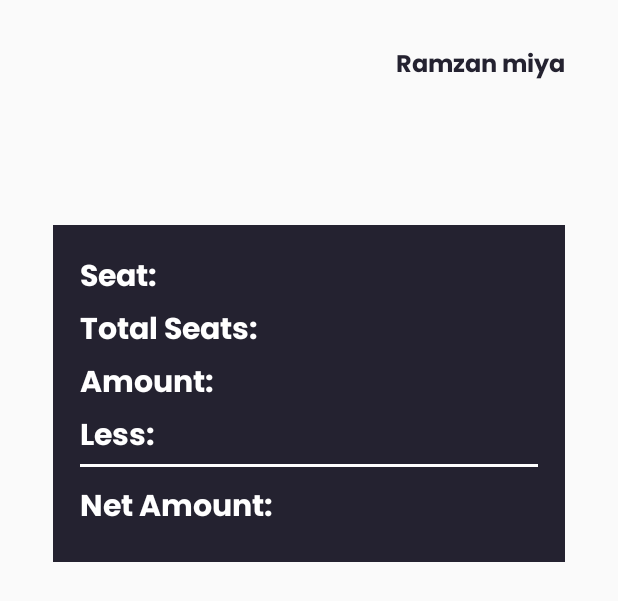
After one commit to Rusian007/Bus_App, an Android app: the layout activity_booking_seat.xml on its own in the app's theme, with its tools: preview values and no code run, on a phone screen of 412 x 824 dp. The commit adds this screen. Shown: the top 601 px of the screen. Run offline under Robolectric (Android 15) with nearby library versions, the phone set to English and light mode, and no system bars.

Commit message:
New page added

```diff
--- a/app/src/main/AndroidManifest.xml
+++ b/app/src/main/AndroidManifest.xml
@@ -13,11 +13,18 @@
         android:supportsRtl="true"
         android:theme="@style/Theme.BusApp"
         tools:targetApi="31">
-        <activity android:name=".ChooseActivity"></activity>
-        <activity android:name=".SalesActivity"></activity>
-        <activity android:name=".SignUpActivity"></activity>
-        <activity android:name=".Booking.SelectBusActivity"></activity>
-        <activity android:name=".Booking.SelectSeatActivity"></activity>
+        <activity
+            android:name=".BookingSeatActivity"
+            android:exported="false">
+            <meta-data
+                android:name="android.app.lib_name"
+                android:value="" />
+        </activity>
+        <activity android:name=".ChooseActivity" />
+        <activity android:name=".SalesActivity" />
+        <activity android:name=".SignUpActivity" />
+        <activity android:name=".Booking.SelectBusActivity" />
+        <activity android:name=".Booking.SelectSeatActivity" />
         <activity
             android:name=".MainActivity"
             android:exported="true">
--- /dev/null
+++ b/app/src/main/java/com/example/busapp/Booking/BookingSeatActivity.java
@@ -0,0 +1,15 @@
+package com.example.busapp.Booking;
+
+import androidx.appcompat.app.AppCompatActivity;
+import com.example.busapp.R;
+
+import android.os.Bundle;
+
+public class BookingSeatActivity extends AppCompatActivity {
+
+    @Override
+    protected void onCreate(Bundle savedInstanceState) {
+        super.onCreate(savedInstanceState);
+        setContentView(R.layout.activity_booking_seat);
+    }
+}
--- a/app/src/main/java/com/example/busapp/Booking/SelectSeatActivity.java
+++ b/app/src/main/java/com/example/busapp/Booking/SelectSeatActivity.java
@@ -6,6 +6,7 @@ import android.util.Log;
 import android.view.View;
 import android.view.Window;
 import android.view.WindowManager;
+import android.widget.Button;
 import android.widget.ImageButton;
 import android.widget.TextView;
 import android.widget.Toast;
@@ -18,6 +19,7 @@ import androidx.recyclerview.widget.RecyclerView;
 import com.example.busapp.Adaptar.BusSeatAdapter;
 import com.example.busapp.Model.BusSeatListModel;
 import com.example.busapp.R;
+import com.example.busapp.SignUpActivity;
 
 import java.util.ArrayList;
 import java.util.Arrays;
@@ -29,6 +31,7 @@ public class SelectSeatActivity extends AppCompatActivity implements  BusSeatAda
     ImageButton back;
     TextView busSeatNameListText;
     ArrayList<String> SelectedBusSeatsList;
+    Button seatConfirmedButton;
 
     @Override
     protected void onCreate(@Nullable Bundle savedInstanceState) {
@@ -43,6 +46,7 @@ public class SelectSeatActivity extends AppCompatActivity implements  BusSeatAda
         TextView busNameText = findViewById(R.id.busNumber);
         busSeatNameListText = findViewById(R.id.seatNameList);
         SelectedBusSeatsList = new ArrayList<>();
+        seatConfirmedButton = (Button) findViewById(R.id.SeatConfirmButton); // Confirm button after selecting seats
 
         busNameText.setText(BusName);
         back = (ImageButton) findViewById(R.id.backbtn);
@@ -53,6 +57,12 @@ public class SelectSeatActivity extends AppCompatActivity implements  BusSeatAda
 
         // Set recycle view
         setRecycleView();
+    }
+
+    public void ConfirmSeatButton_OnClickListener(View view){
+        Intent intent = new Intent(this, BookingSeatActivity.class);
+        startActivity(intent);
+        this.finish();
     }
 
     //On Back button click
--- /dev/null
+++ b/app/src/main/res/layout/activity_booking_seat.xml
@@ -0,0 +1,81 @@
+<?xml version="1.0" encoding="utf-8"?>
+<androidx.constraintlayout.widget.ConstraintLayout xmlns:android="http://schemas.android.com/apk/res/android"
+    xmlns:app="http://schemas.android.com/apk/res-auto"
+    xmlns:tools="http://schemas.android.com/tools"
+    android:layout_width="match_parent"
+    android:layout_height="match_parent"
+    android:paddingHorizontal="35dp"
+    tools:context=".Booking.BookingSeatActivity">
+
+    <TextView
+        android:id="@+id/username"
+        android:layout_width="wrap_content"
+        android:layout_height="wrap_content"
+        android:layout_marginTop="30dp"
+        android:text="Ramzan miya"
+        android:textColor="@color/ColorBluGray"
+        android:textSize="16dp"
+        android:fontFamily="@font/poppins_bold"
+        app:layout_constraintEnd_toEndOf="parent"
+        app:layout_constraintHorizontal_bias="1.0"
+        app:layout_constraintStart_toStartOf="parent"
+        app:layout_constraintTop_toTopOf="parent" />
+
+    <LinearLayout
+        android:layout_width="match_parent"
+        android:layout_height="wrap_content"
+        android:layout_marginTop="150dp"
+        android:background="@color/ColorBluGray"
+        android:orientation="vertical"
+        android:padding="18dp"
+        app:layout_constraintEnd_toEndOf="parent"
+        app:layout_constraintStart_toStartOf="parent"
+        app:layout_constraintTop_toTopOf="parent">
+
+        <TextView
+            android:layout_width="match_parent"
+            android:layout_height="match_parent"
+            android:fontFamily="@font/poppins_bold"
+            android:text="Seat: "
+            android:textColor="@color/white"
+            android:textSize="20dp" />
+
+        <TextView
+            android:layout_width="match_parent"
+            android:layout_height="match_parent"
+            android:fontFamily="@font/poppins_bold"
+            android:text="Total Seats: "
+            android:textColor="@color/white"
+            android:textSize="20dp" />
+
+        <TextView
+            android:layout_width="match_parent"
+            android:layout_height="match_parent"
+            android:fontFamily="@font/poppins_bold"
+            android:text="Amount: "
+            android:textColor="@color/white"
+            android:textSize="20dp" />
+
+        <TextView
+            android:layout_width="match_parent"
+            android:layout_height="match_parent"
+            android:fontFamily="@font/poppins_bold"
+            android:text="Less: "
+            android:textColor="@color/white"
+            android:textSize="20dp" />
+
+        <View
+            android:layout_width="match_parent"
+            android:layout_height="2dp"
+            android:layout_marginBottom="10dp"
+            android:background="#fff" />
+
+        <TextView
+            android:layout_width="match_parent"
+            android:layout_height="match_parent"
+            android:fontFamily="@font/poppins_bold"
+            android:text="Net Amount: "
+            android:textColor="@color/white"
+            android:textSize="20dp" />
+    </LinearLayout>
+</androidx.constraintlayout.widget.ConstraintLayout>
--- a/app/src/main/res/layout/bus_seat_view.xml
+++ b/app/src/main/res/layout/bus_seat_view.xml
@@ -136,7 +136,7 @@
     </androidx.constraintlayout.widget.ConstraintLayout>
 
         <Button
-            android:id="@+id/button"
+            android:id="@+id/SeatConfirmButton"
             android:layout_width="237dp"
             android:layout_height="wrap_content"
             android:layout_marginTop="5dp"
```
